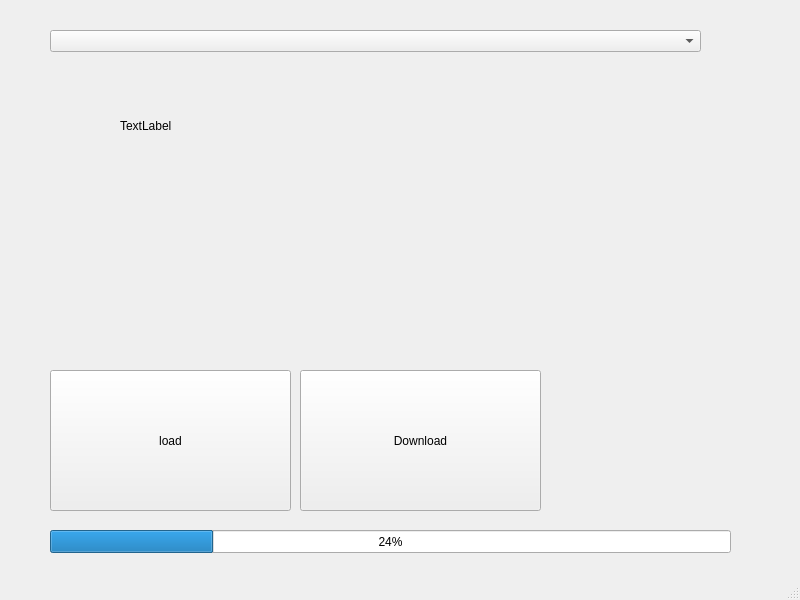
The window that analyzer.ui (ml37/Mashiro_YouTube_Downloader) describes before a commit, drawn with Qt 5.
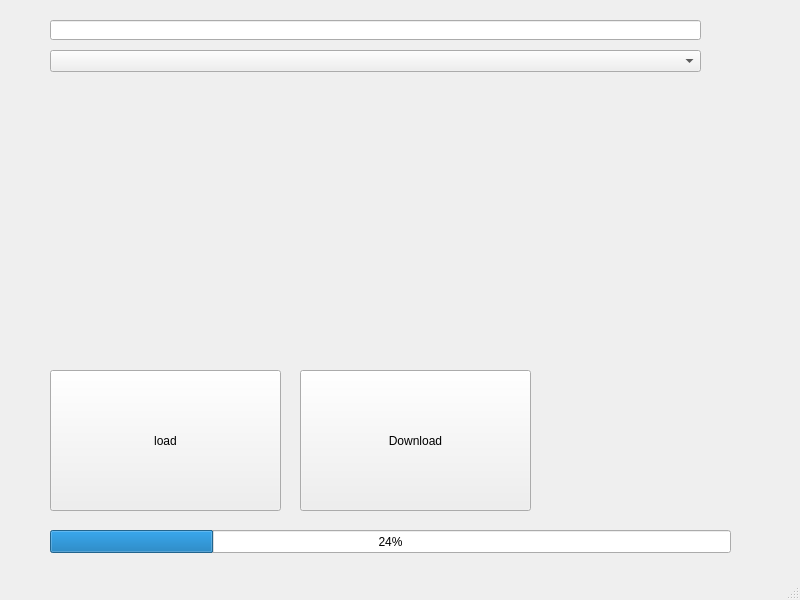
The same window after the commit.

What changed in the file:
```diff
--- a/analyzer.ui
+++ b/analyzer.ui
@@ -18,7 +18,7 @@
     <property name="geometry">
      <rect>
       <x>50</x>
-      <y>30</y>
+      <y>50</y>
       <width>651</width>
       <height>22</height>
      </rect>
@@ -42,7 +42,7 @@
      <rect>
       <x>50</x>
       <y>370</y>
-      <width>241</width>
+      <width>231</width>
       <height>141</height>
      </rect>
     </property>
@@ -53,14 +53,17 @@
    <widget class="QLabel" name="lbl_len">
     <property name="geometry">
      <rect>
-      <x>120</x>
-      <y>120</y>
-      <width>56</width>
-      <height>12</height>
+      <x>0</x>
+      <y>50</y>
+      <width>61</width>
+      <height>21</height>
      </rect>
     </property>
     <property name="text">
-     <string>TextLabel</string>
+     <string/>
+    </property>
+    <property name="alignment">
+     <set>Qt::AlignRight|Qt::AlignTrailing|Qt::AlignVCenter</set>
     </property>
    </widget>
    <widget class="QPushButton" name="btn_download">
@@ -68,7 +71,7 @@
      <rect>
       <x>300</x>
       <y>370</y>
-      <width>241</width>
+      <width>231</width>
       <height>141</height>
      </rect>
     </property>
@@ -76,6 +79,29 @@
      <string>Download</string>
     </property>
    </widget>
+   <widget class="QLabel" name="lbl_picture">
+    <property name="geometry">
+     <rect>
+      <x>50</x>
+      <y>90</y>
+      <width>480</width>
+      <height>270</height>
+     </rect>
+    </property>
+    <property name="text">
+     <string/>
+    </property>
+   </widget>
+   <widget class="QLineEdit" name="txt">
+    <property name="geometry">
+     <rect>
+      <x>50</x>
+      <y>20</y>
+      <width>651</width>
+      <height>20</height>
+     </rect>
+    </property>
+   </widget>
   </widget>
   <widget class="QMenuBar" name="menubar">
    <property name="geometry">
```
